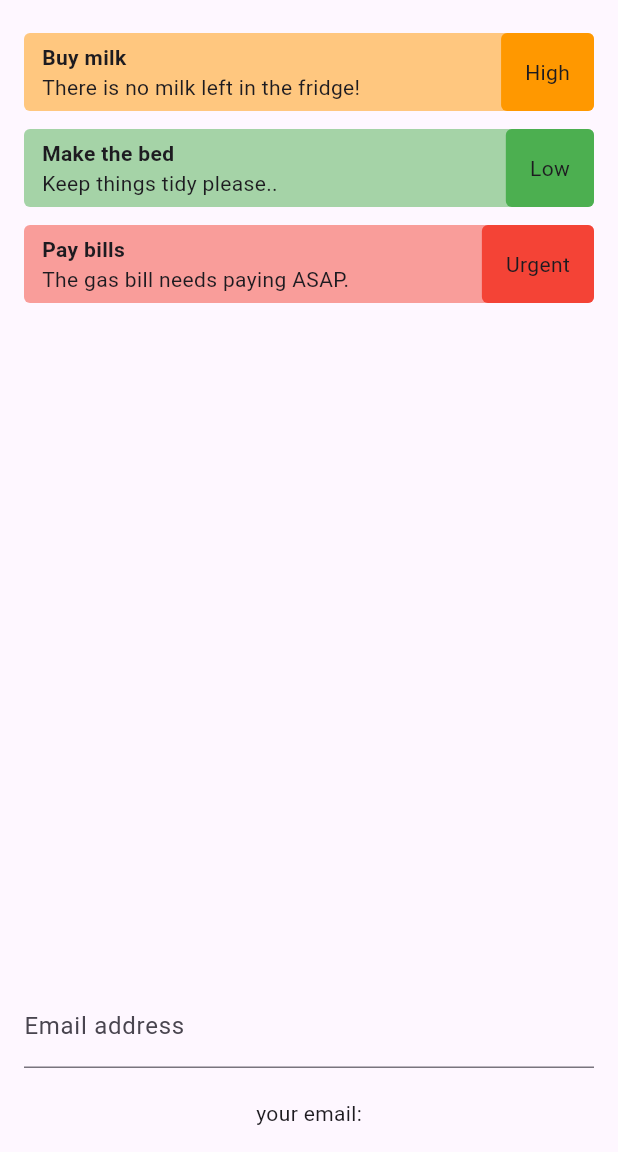
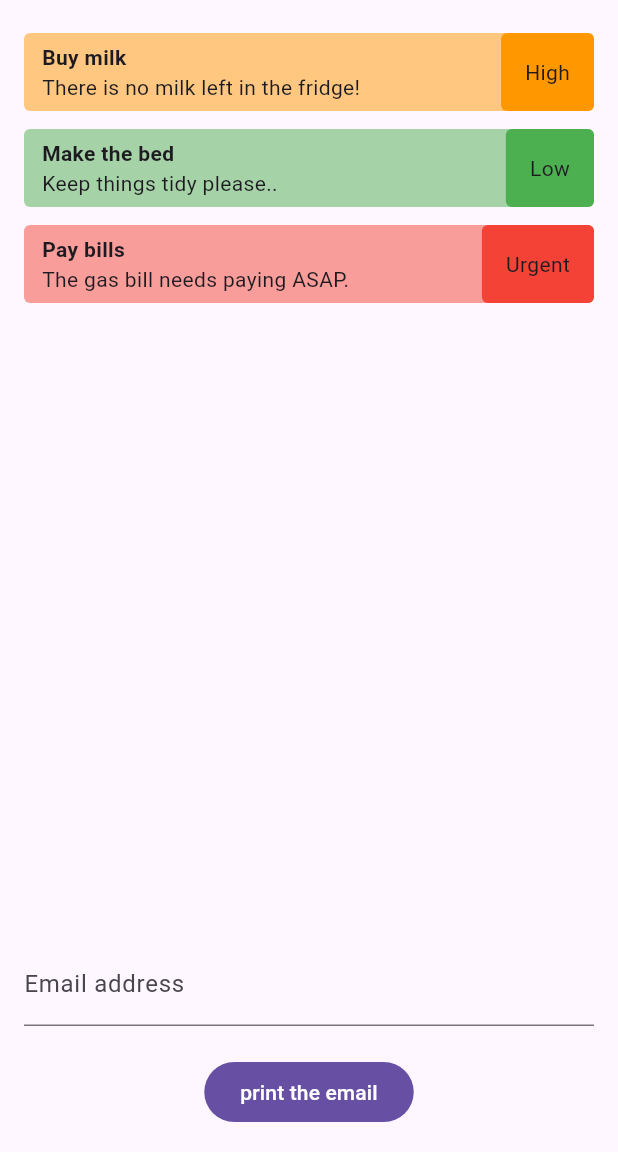
Before and after one commit to prime-infinity/flutter-todo, a Flutter app: the screen it shows after launch, on a phone screen of 412 x 824 dp, the part 84-1236 px from its top. Run offline on Flutter 3.47's test engine with Material 3 defaults, Android fonts, the phone set to English and light mode, and no system bars.

Commit message:
using text controller

```diff
--- a/lib/home.dart
+++ b/lib/home.dart
@@ -10,7 +10,7 @@ class Home extends StatefulWidget {
 }
 
 class _HomeState extends State<Home> {
-  String _email = "";
+  final TextEditingController _emailController = TextEditingController();
 
   final List<Todo> todos = [
     const Todo(
@@ -43,19 +43,19 @@ class _HomeState extends State<Home> {
 
             // form stuff below here
             TextField(
+              controller: _emailController,
               keyboardType: TextInputType.emailAddress,
               decoration: const InputDecoration(label: Text("Email address")),
-              onChanged: (value) {
-                setState(() {
-                  _email = value;
-                });
-              },
             ),
 
             const SizedBox(
               height: 20,
             ),
-            Text("your email:$_email")
+            FilledButton(
+                onPressed: () {
+                  print(_emailController.text.trim());
+                },
+                child: const Text("print the email"))
           ],
         ),
       ),
```
